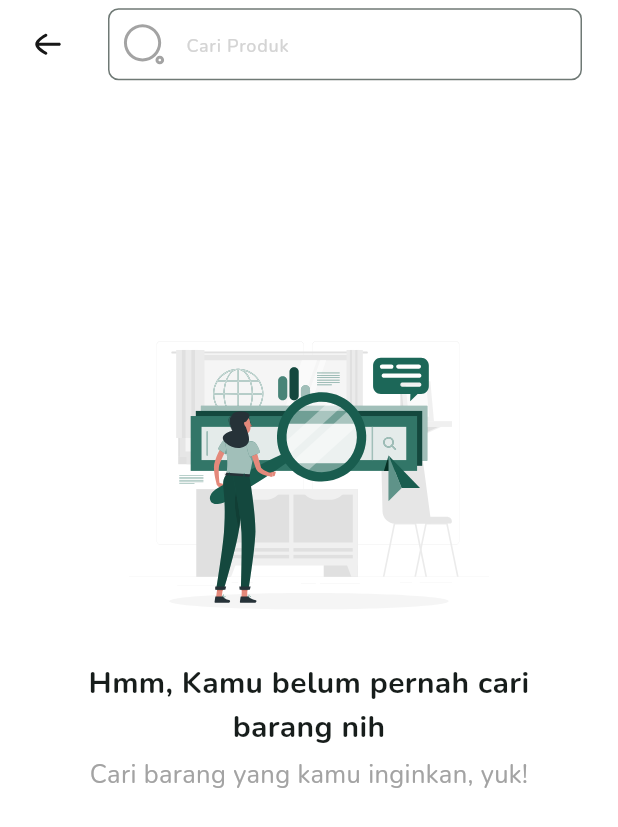
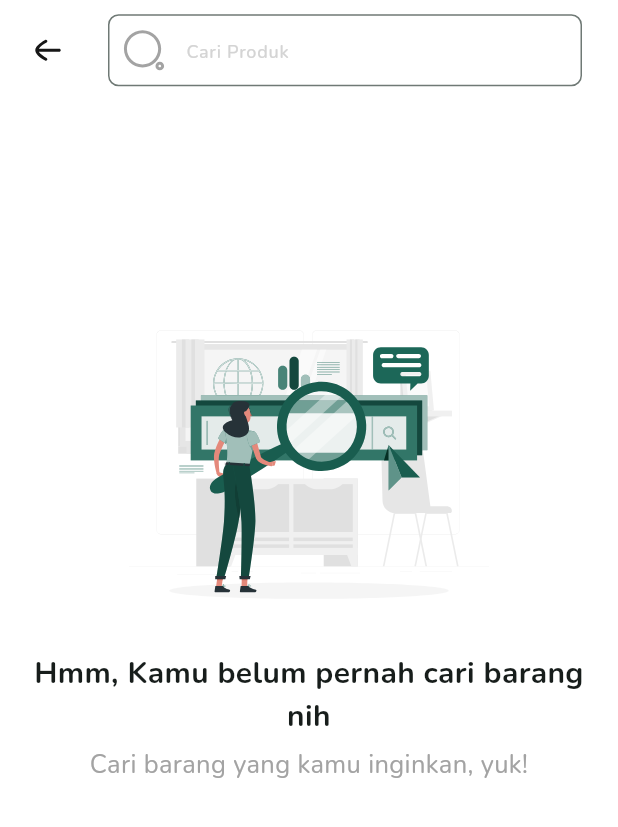
Before and after one commit to Alterra-Greeve/flutter-capstone, a Flutter app: the SearchScreen screen opened by its route, on a phone screen of 412 x 824 dp. Shown: the top 827 px of the screen. Run offline on Flutter 3.47's test engine with Material 3 defaults, Android fonts, the phone set to English and light mode, and no system bars; our stand-ins replace another_flutter_splash_screen, cached_network_image, carousel_slider, dio, flutter_svg, get and 6 more; accounts and stored records are empty.

Commit message:
Fix padding on search screen

```diff
--- a/lib/view/search_product/screen/search_screen.dart
+++ b/lib/view/search_product/screen/search_screen.dart
@@ -36,6 +36,7 @@ class SearchScreen extends StatelessWidget {
     return Scaffold(
       resizeToAvoidBottomInset: false,
       appBar: AppBar(
+        toolbarHeight: 64,
         scrolledUnderElevation: 0,
         backgroundColor: ColorsConstant.white,
         leading: Padding(
@@ -77,8 +78,6 @@ class SearchScreen extends StatelessWidget {
             searchFocusNode.requestFocus();
           }
         },
-        child: Padding(
-          padding: const EdgeInsets.all(15.0),
         child: Center(
           child: Obx(
             () {
@@ -155,8 +154,7 @@ class SearchScreen extends StatelessWidget {
                     padding: const EdgeInsets.symmetric(horizontal: 16),
                     itemCount: searchProductController.productsData.length,
                     itemBuilder: (context, index) {
-                        final item =
-                            searchProductController.productsData[index];
+                      final item = searchProductController.productsData[index];
                       return SearchProductCardWidget(
                         controller: searchProductController,
                         productId: item.productId,
@@ -177,7 +175,6 @@ class SearchScreen extends StatelessWidget {
           ),
         ),
       ),
-      ),
     );
   }
 }
```
Lines whose indentation alone changed are shown as unchanged.
